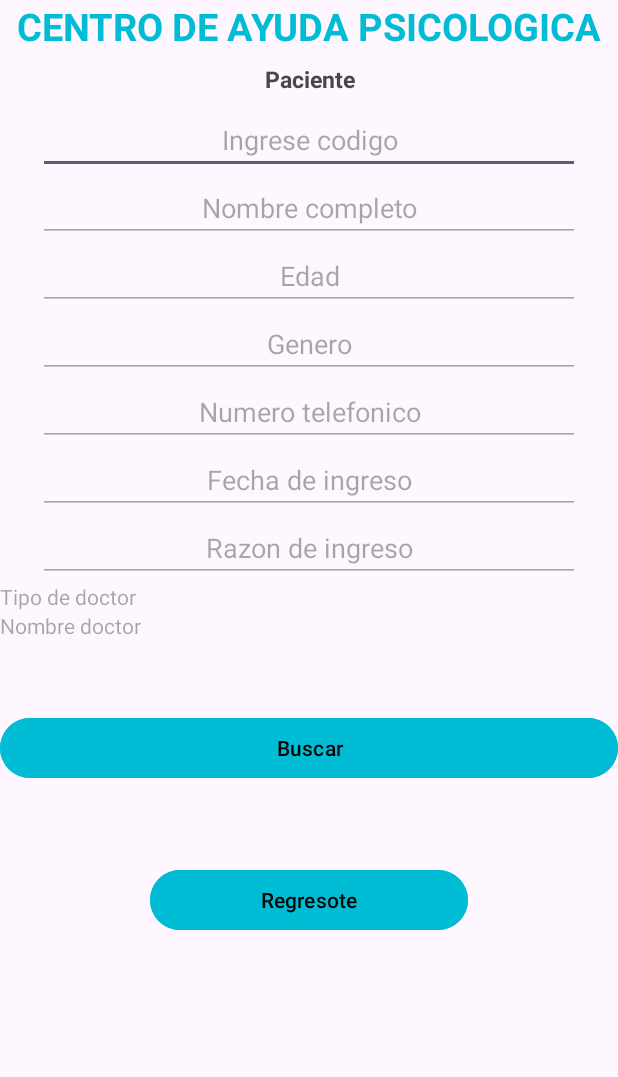
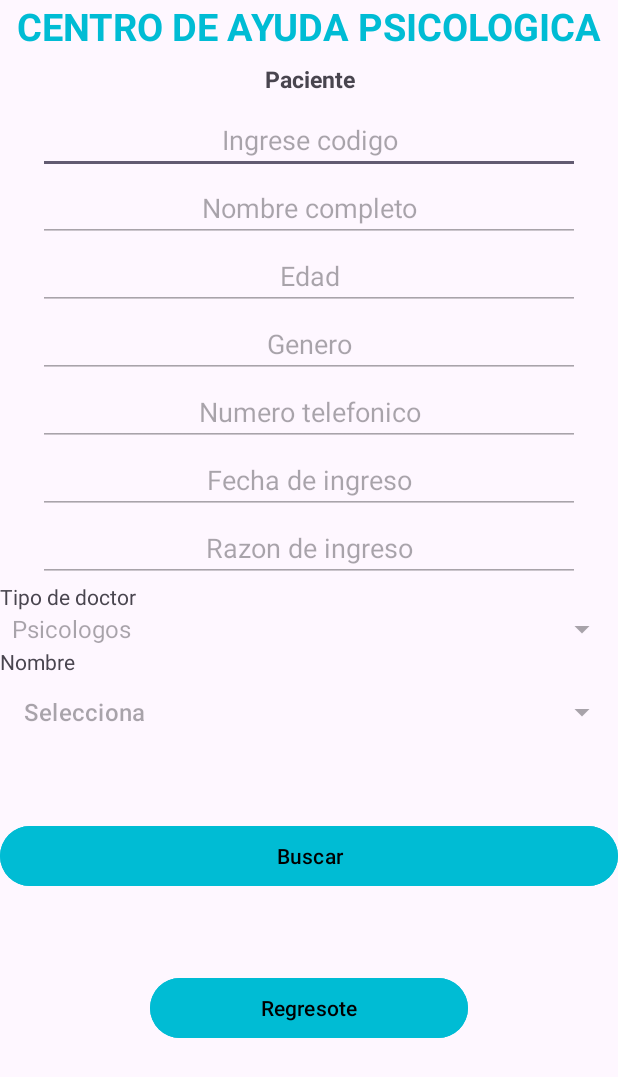
Before and after one commit to YojanMoralesUwU/Proyectos-Android, an Android app: the Consultas screen opened directly, with no data from a screen before it, on a phone screen of 412 x 824 dp. Shown: the top 1077 px of the screen. Run offline under Robolectric (Android 15) with nearby library versions, the phone set to English and light mode, and no system bars.

Commit message:
Consultas combos

```diff
--- a/Altas_Clinica/app/src/main/java/com/example/myapplication/Consultas.java
+++ b/Altas_Clinica/app/src/main/java/com/example/myapplication/Consultas.java
@@ -8,24 +8,29 @@ import android.database.Cursor;
 import android.database.sqlite.SQLiteDatabase;
 import android.os.Bundle;
 import android.view.View;
+import android.widget.AdapterView;
+import android.widget.ArrayAdapter;
 import android.widget.Button;
 import android.widget.EditText;
 import android.widget.RadioButton;
 import android.widget.RadioGroup;
+import android.widget.Spinner;
 import android.widget.TextView;
 import android.widget.Toast;
 
 import com.google.android.material.badge.BadgeUtils;
 
-public class Consultas extends AppCompatActivity implements View.OnClickListener {
+public class Consultas extends AppCompatActivity implements View.OnClickListener, AdapterView.OnItemSelectedListener {
     Button regresoo, Buscar;
     EditText codigo,nomb,edad,num,fech,raz,yen;
-    TextView tipoD,nombreD;
+
+    Spinner cont, sico;
     @Override
     protected void onCreate(Bundle savedInstanceState) {
         super.onCreate(savedInstanceState);
         setContentView(R.layout.activity_consultas);
-
+        cont = findViewById(R.id.Spinnersito1c);
+        sico = findViewById(R.id.Spinnersito2c);
         regresoo = findViewById(R.id.regresote);
         regresoo.setOnClickListener(this);
         Buscar = findViewById(R.id.Buscar);
@@ -38,10 +43,47 @@ public class Consultas extends AppCompatActivity implements View.OnClickListener
         num = findViewById(R.id.NumeroTelefonoUsuarioc);
         fech = findViewById(R.id.FechaIngresoUsuarioc);
         raz = findViewById(R.id.RazonIngresoc);
-        tipoD = findViewById(R.id.tipoDocc);
-        nombreD = findViewById(R.id.NombreDocc);
+
+        ArrayAdapter unidad = ArrayAdapter.createFromResource(this, R.array.units , android.R.layout.simple_spinner_item);
+        cont.setAdapter(unidad);
+        cont.setOnItemSelectedListener(this);
+        cont.setEnabled(false);
+        sico.setEnabled(false);
+        cont.setSelection(1);
 
 
+    }
+
+    public int eleccion(String hola){
+        int cual = 0;
+        if (hola.equals("Psicologos")){
+            cual = 1;
+        } else if (hola.equals("Psiquiatras")){
+            cual = 2;
+        }
+        return cual;
+    }
+
+    public int sico(String hola){
+        int cual = 0;
+        if (hola.equals("Armando Fuentes")){
+            cual = 1;
+        } else if (hola.equals("Jorge Morales")){
+            cual = 2;
+        } else if (hola.equals("Axel Maldonado")){
+            cual = 3;
+        }
+        return cual;
+    }
+
+    public int sica(String hola){
+        int cual = 0;
+        if (hola.equals("Luis Frias")){
+            cual = 1;
+        } else if (hola.equals("Fernando Mendoza")){
+            cual = 2;
+        }
+        return cual;
     }
 
     @Override
@@ -67,8 +109,11 @@ public class Consultas extends AppCompatActivity implements View.OnClickListener
                     num.setText(fila.getString(3));
                     fech.setText(fila.getString(4));
                     raz.setText(fila.getString(5));
-                    nombreD.setText(fila.getString(6));
-                    tipoD.setText(fila.getString(7));
+                    cont.setSelection(eleccion(fila.getString(6)));
+                    sico.setSelection(sico(fila.getString(7)));
+                    sico.setSelection(sica(fila.getString(7)));
+
+
                     mensajito= "estos son los datos";
                     basesita.close();
                 } else{
@@ -83,4 +128,21 @@ public class Consultas extends AppCompatActivity implements View.OnClickListener
         }
     }
 }
+
+    @Override
+    public void onItemSelected(AdapterView<?> adapterView, View view, int i, long l) {
+
+        if (adapterView.getItemAtPosition(i).equals("Psicologos")){
+            ArrayAdapter lista = ArrayAdapter.createFromResource(this,R.array.Psicologos, android.R.layout.simple_list_item_1);
+            sico.setAdapter(lista);
+        } else if (adapterView.getItemAtPosition(i).equals("Psiquiatras")){
+            ArrayAdapter lista2 = ArrayAdapter.createFromResource(this,R.array.Psiquiatras, android.R.layout.simple_list_item_1);
+            sico.setAdapter(lista2);
+        }
+    }
+
+    @Override
+    public void onNothingSelected(AdapterView<?> adapterView) {
+
+    }
 }
--- a/Altas_Clinica/app/src/main/java/com/example/myapplication/MainActivity4.java
+++ b/Altas_Clinica/app/src/main/java/com/example/myapplication/MainActivity4.java
@@ -85,7 +85,7 @@ public class MainActivity4 extends AppCompatActivity implements AdapterView.OnIt
             Intent regreso = new Intent(this,MainActivity2.class);
             startActivity(regreso);
         } else if (cadenita.equals("Subir")){
-            BasesitaUsuarios admin = new BasesitaUsuarios(this, "administración",null,1);
+            BasesitaUsuarios admin = new BasesitaUsuarios(this, "administracion",null,1);
             SQLiteDatabase basesita  = admin.getWritableDatabase();
             nom = nomCo.getText().toString();
             cod = codigo.getText().toString();
--- a/Altas_Clinica/app/src/main/res/layout/activity_consultas.xml
+++ b/Altas_Clinica/app/src/main/res/layout/activity_consultas.xml
@@ -100,16 +100,20 @@
   <TextView
       android:layout_width="match_parent"
       android:layout_height="wrap_content"
-      android:text="Tipo de doctor"
-      android:id="@+id/tipoDocc"
-      android:enabled="false"/>
+      android:text="Tipo de doctor"/>
+  <Spinner
+      android:layout_width="match_parent"
+      android:layout_height="wrap_content"
+      android:id="@+id/Spinnersito1c"/>
 
   <TextView
       android:layout_width="match_parent"
       android:layout_height="wrap_content"
-      android:text="Nombre doctor"
-      android:enabled="false"
-      android:id="@+id/NombreDocc"/>
+      android:text="Nombre"/>
+  <Spinner
+      android:layout_width="match_parent"
+      android:layout_height="wrap_content"
+      android:id="@+id/Spinnersito2c"/>
 
   <TextView
       android:layout_width="match_parent"
```
